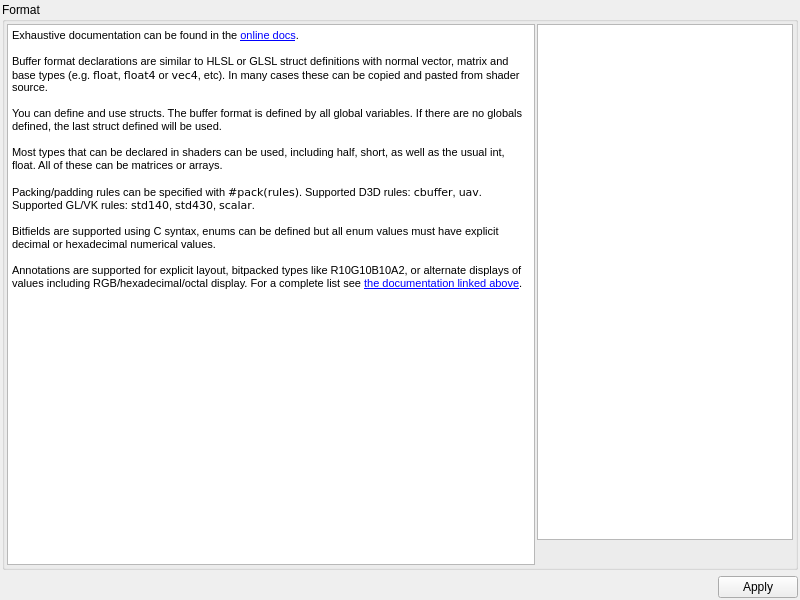
Before: the Qt Designer form qrenderdoc/Widgets/BufferFormatSpecifier.ui in baldurk/renderdoc, drawn with Qt 5.
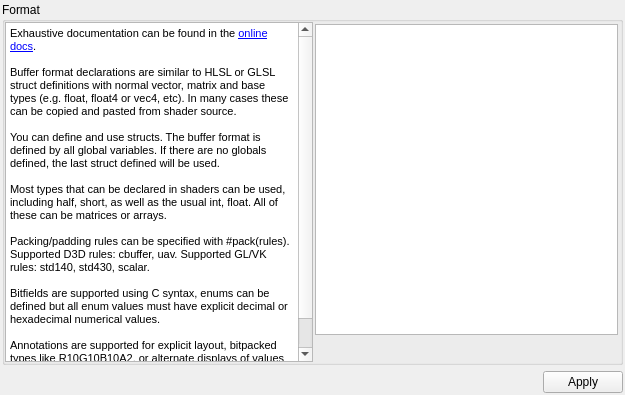
After: the same form once the commit is applied. Icons and pictures are not drawn. Custom widgets are drawn as their Qt base class.

Commit message: Improve sizing of custom format setcion and use splitter between sides

Patch:
```diff
--- a/qrenderdoc/Widgets/BufferFormatSpecifier.ui
+++ b/qrenderdoc/Widgets/BufferFormatSpecifier.ui
@@ -6,8 +6,8 @@
    <rect>
     <x>0</x>
     <y>0</y>
-    <width>800</width>
-    <height>600</height>
+    <width>625</width>
+    <height>395</height>
    </rect>
   </property>
   <property name="windowTitle">
@@ -42,19 +42,19 @@
      </property>
      <layout class="QHBoxLayout" name="mainLayout">
       <property name="spacing">
-       <number>2</number>
+       <number>0</number>
       </property>
       <property name="leftMargin">
-       <number>2</number>
+       <number>0</number>
       </property>
       <property name="topMargin">
-       <number>2</number>
+       <number>0</number>
       </property>
       <property name="rightMargin">
-       <number>2</number>
+       <number>0</number>
       </property>
       <property name="bottomMargin">
-       <number>2</number>
+       <number>0</number>
       </property>
       <item>
        <widget class="QTextEdit" name="helpText">
@@ -65,13 +65,13 @@
 &lt;/style&gt;&lt;/head&gt;&lt;body style=&quot; font-family:'MS Shell Dlg 2'; font-size:8.25pt; font-weight:400; font-style:normal;&quot;&gt;
 &lt;p style=&quot; margin-top:0px; margin-bottom:0px; margin-left:0px; margin-right:0px; -qt-block-indent:0; text-indent:0px;&quot;&gt;&lt;span style=&quot; font-size:8pt;&quot;&gt;Exhaustive documentation can be found in the &lt;/span&gt;&lt;a href=&quot;https://renderdoc.org/docs/how/how_buffer_format.html&quot;&gt;&lt;span style=&quot; font-size:8pt; text-decoration: underline; color:#0000ff;&quot;&gt;online docs&lt;/span&gt;&lt;/a&gt;&lt;span style=&quot; font-size:8pt;&quot;&gt;.&lt;/span&gt;&lt;/p&gt;
 &lt;p style=&quot;-qt-paragraph-type:empty; margin-top:0px; margin-bottom:0px; margin-left:0px; margin-right:0px; -qt-block-indent:0; text-indent:0px; font-size:8pt;&quot;&gt;&lt;br /&gt;&lt;/p&gt;
-&lt;p style=&quot; margin-top:0px; margin-bottom:0px; margin-left:0px; margin-right:0px; -qt-block-indent:0; text-indent:0px;&quot;&gt;&lt;span style=&quot; font-size:8pt;&quot;&gt;Buffer format declarations are similar to HLSL or GLSL struct definitions with normal vector, matrix and base types (e.g. &lt;code&gt;float&lt;/code&gt;, &lt;code&gt;float4&lt;/code&gt; or &lt;code&gt;vec4&lt;/code&gt;, etc). In many cases these can be copied and pasted from shader source.&lt;/span&gt;&lt;/p&gt;
+&lt;p style=&quot; margin-top:0px; margin-bottom:0px; margin-left:0px; margin-right:0px; -qt-block-indent:0; text-indent:0px;&quot;&gt;&lt;span style=&quot; font-size:8pt;&quot;&gt;Buffer format declarations are similar to HLSL or GLSL struct definitions with normal vector, matrix and base types (e.g. &lt;/span&gt;&lt;span style=&quot; font-family:'Courier New'; font-size:8pt;&quot;&gt;float&lt;/span&gt;&lt;span style=&quot; font-size:8pt;&quot;&gt;, &lt;/span&gt;&lt;span style=&quot; font-family:'Courier New'; font-size:8pt;&quot;&gt;float4&lt;/span&gt;&lt;span style=&quot; font-size:8pt;&quot;&gt; or &lt;/span&gt;&lt;span style=&quot; font-family:'Courier New'; font-size:8pt;&quot;&gt;vec4&lt;/span&gt;&lt;span style=&quot; font-size:8pt;&quot;&gt;, etc). In many cases these can be copied and pasted from shader source.&lt;/span&gt;&lt;/p&gt;
 &lt;p style=&quot;-qt-paragraph-type:empty; margin-top:0px; margin-bottom:0px; margin-left:0px; margin-right:0px; -qt-block-indent:0; text-indent:0px; font-size:8pt;&quot;&gt;&lt;br /&gt;&lt;/p&gt;
 &lt;p style=&quot; margin-top:0px; margin-bottom:0px; margin-left:0px; margin-right:0px; -qt-block-indent:0; text-indent:0px;&quot;&gt;&lt;span style=&quot; font-size:8pt;&quot;&gt;You can define and use structs. The buffer format is defined by all global variables. If there are no globals defined, the last struct defined will be used.&lt;/span&gt;&lt;/p&gt;
 &lt;p style=&quot;-qt-paragraph-type:empty; margin-top:0px; margin-bottom:0px; margin-left:0px; margin-right:0px; -qt-block-indent:0; text-indent:0px; font-size:8pt;&quot;&gt;&lt;br /&gt;&lt;/p&gt;
 &lt;p style=&quot; margin-top:0px; margin-bottom:0px; margin-left:0px; margin-right:0px; -qt-block-indent:0; text-indent:0px;&quot;&gt;&lt;span style=&quot; font-size:8pt;&quot;&gt;Most types that can be declared in shaders can be used, including half, short, as well as the usual int, float. All of these can be matrices or arrays.&lt;/span&gt;&lt;/p&gt;
 &lt;p style=&quot;-qt-paragraph-type:empty; margin-top:0px; margin-bottom:0px; margin-left:0px; margin-right:0px; -qt-block-indent:0; text-indent:0px; font-size:8pt;&quot;&gt;&lt;br /&gt;&lt;/p&gt;
-&lt;p style=&quot; margin-top:0px; margin-bottom:0px; margin-left:0px; margin-right:0px; -qt-block-indent:0; text-indent:0px;&quot;&gt;&lt;span style=&quot; font-size:8pt;&quot;&gt;Packing/padding rules can be specified with &lt;code&gt;#pack(rules)&lt;/code&gt;. Supported D3D rules: &lt;code&gt;cbuffer&lt;/code&gt;, &lt;code&gt;uav&lt;/code&gt;. Supported GL/VK rules: &lt;code&gt;std140&lt;/code&gt;, &lt;code&gt;std430&lt;/code&gt;, &lt;code&gt;scalar&lt;/code&gt;.&lt;/span&gt;&lt;/p&gt;
+&lt;p style=&quot; margin-top:0px; margin-bottom:0px; margin-left:0px; margin-right:0px; -qt-block-indent:0; text-indent:0px;&quot;&gt;&lt;span style=&quot; font-size:8pt;&quot;&gt;Packing/padding rules can be specified with &lt;/span&gt;&lt;span style=&quot; font-family:'Courier New'; font-size:8pt;&quot;&gt;#pack(rules)&lt;/span&gt;&lt;span style=&quot; font-size:8pt;&quot;&gt;. Supported D3D rules: &lt;/span&gt;&lt;span style=&quot; font-family:'Courier New'; font-size:8pt;&quot;&gt;cbuffer&lt;/span&gt;&lt;span style=&quot; font-size:8pt;&quot;&gt;, &lt;/span&gt;&lt;span style=&quot; font-family:'Courier New'; font-size:8pt;&quot;&gt;uav&lt;/span&gt;&lt;span style=&quot; font-size:8pt;&quot;&gt;. Supported GL/VK rules: &lt;/span&gt;&lt;span style=&quot; font-family:'Courier New'; font-size:8pt;&quot;&gt;std140&lt;/span&gt;&lt;span style=&quot; font-size:8pt;&quot;&gt;, &lt;/span&gt;&lt;span style=&quot; font-family:'Courier New'; font-size:8pt;&quot;&gt;std430&lt;/span&gt;&lt;span style=&quot; font-size:8pt;&quot;&gt;, &lt;/span&gt;&lt;span style=&quot; font-family:'Courier New'; font-size:8pt;&quot;&gt;scalar&lt;/span&gt;&lt;span style=&quot; font-size:8pt;&quot;&gt;.&lt;/span&gt;&lt;/p&gt;
 &lt;p style=&quot;-qt-paragraph-type:empty; margin-top:0px; margin-bottom:0px; margin-left:0px; margin-right:0px; -qt-block-indent:0; text-indent:0px; font-size:8pt;&quot;&gt;&lt;br /&gt;&lt;/p&gt;
 &lt;p style=&quot; margin-top:0px; margin-bottom:0px; margin-left:0px; margin-right:0px; -qt-block-indent:0; text-indent:0px;&quot;&gt;&lt;span style=&quot; font-size:8pt;&quot;&gt;Bitfields are supported using C syntax, enums can be defined but all enum values must have explicit decimal or hexadecimal numerical values.&lt;/span&gt;&lt;/p&gt;
 &lt;p style=&quot;-qt-paragraph-type:empty; margin-top:0px; margin-bottom:0px; margin-left:0px; margin-right:0px; -qt-block-indent:0; text-indent:0px; font-size:8pt;&quot;&gt;&lt;br /&gt;&lt;/p&gt;
@@ -84,36 +84,24 @@
       </item>
       <item>
        <widget class="QWidget" name="savedContainer" native="true">
-        <property name="sizePolicy">
-         <sizepolicy hsizetype="Minimum" vsizetype="Preferred">
-          <horstretch>0</horstretch>
-          <verstretch>0</verstretch>
-         </sizepolicy>
-        </property>
         <layout class="QVBoxLayout" name="verticalLayout">
          <property name="spacing">
           <number>2</number>
          </property>
          <property name="leftMargin">
-          <number>0</number>
+          <number>2</number>
          </property>
          <property name="topMargin">
-          <number>0</number>
+          <number>2</number>
          </property>
          <property name="rightMargin">
-          <number>0</number>
+          <number>2</number>
          </property>
          <property name="bottomMargin">
-          <number>0</number>
+          <number>2</number>
          </property>
          <item>
           <widget class="RDTreeWidget" name="savedList">
-           <property name="sizePolicy">
-            <sizepolicy hsizetype="Minimum" vsizetype="Expanding">
-             <horstretch>0</horstretch>
-             <verstretch>0</verstretch>
-            </sizepolicy>
-           </property>
            <property name="horizontalScrollBarPolicy">
             <enum>Qt::ScrollBarAlwaysOff</enum>
            </property>
@@ -141,9 +129,15 @@
            <property name="selectionBehavior">
             <enum>QAbstractItemView::SelectRows</enum>
            </property>
-           <attribute name="verticalHeaderVisible">
+           <property name="indentation">
+            <number>0</number>
+           </property>
+           <property name="rootIsDecorated">
             <bool>false</bool>
-           </attribute>
+           </property>
+           <property name="itemsExpandable">
+            <bool>false</bool>
+           </property>
           </widget>
          </item>
          <item>
@@ -177,12 +171,12 @@
               <enum>Qt::Horizontal</enum>
              </property>
              <property name="sizeType">
-              <enum>QSizePolicy::Preferred</enum>
+              <enum>QSizePolicy::Expanding</enum>
              </property>
              <property name="sizeHint" stdset="0">
               <size>
-               <width>100</width>
-               <height>20</height>
+               <width>0</width>
+               <height>0</height>
               </size>
              </property>
             </spacer>
```
Left out of the diff: 17 changed lines with no effect on the pictures. The commit also changes 2 other files.
